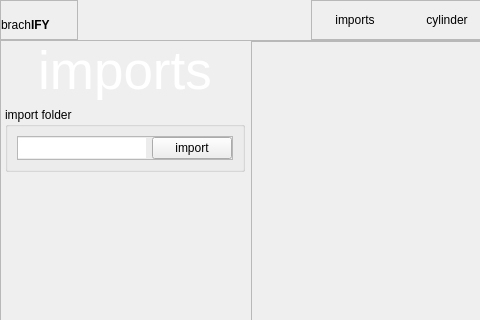
The window that src/Presentation/MainWindow/ui_main.ui (nsmela/brachify) describes before a commit, drawn with Qt 5; both pictures show x 0 to 480 and y 0 to 320 of the 1000 by 727 pixel window.
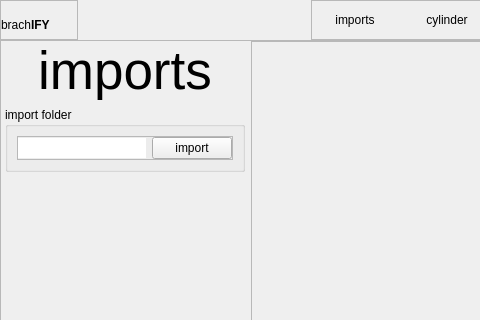
The same window after the commit.

Commit message:
font colour changes
font colour for the view titles now affected by the palette

What changed in the file:
```diff
--- a/src/Presentation/MainWindow/ui_main.ui
+++ b/src/Presentation/MainWindow/ui_main.ui
@@ -371,7 +371,7 @@
                  </font>
                 </property>
                 <property name="styleSheet">
-                 <string notr="true">color: #FFF;</string>
+                 <string notr="true"/>
                 </property>
                 <property name="text">
                  <string>imports</string>
```
Left out of the diff: 8 changed lines with no effect on the pictures. The commit also changes 1 other file.
